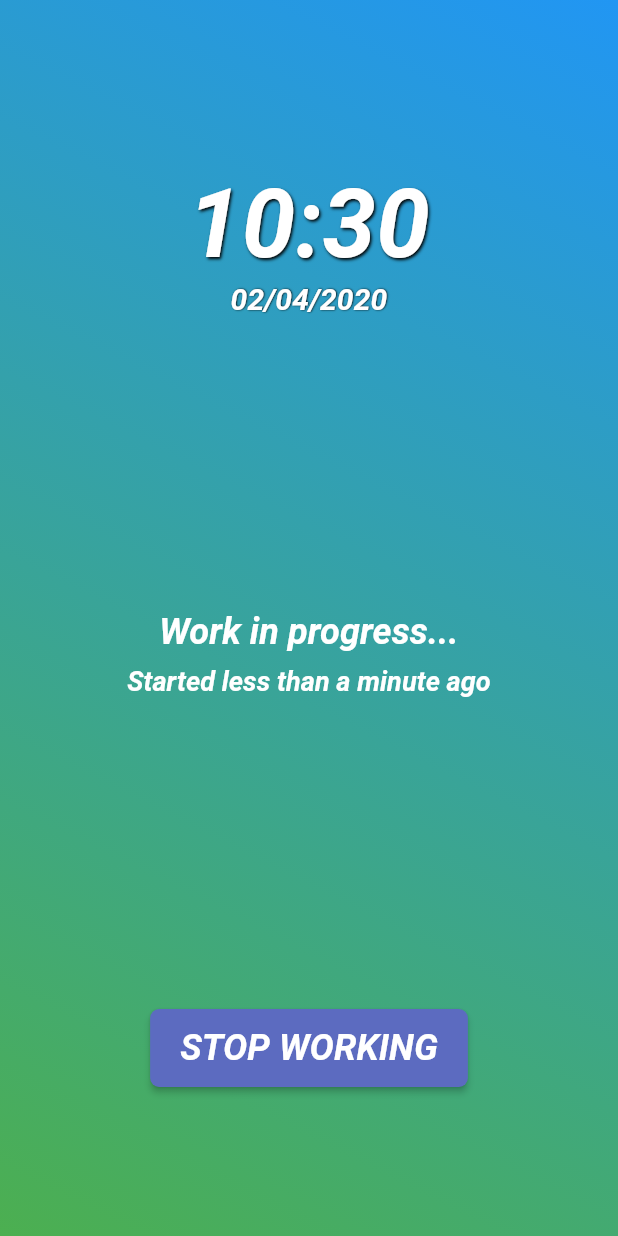
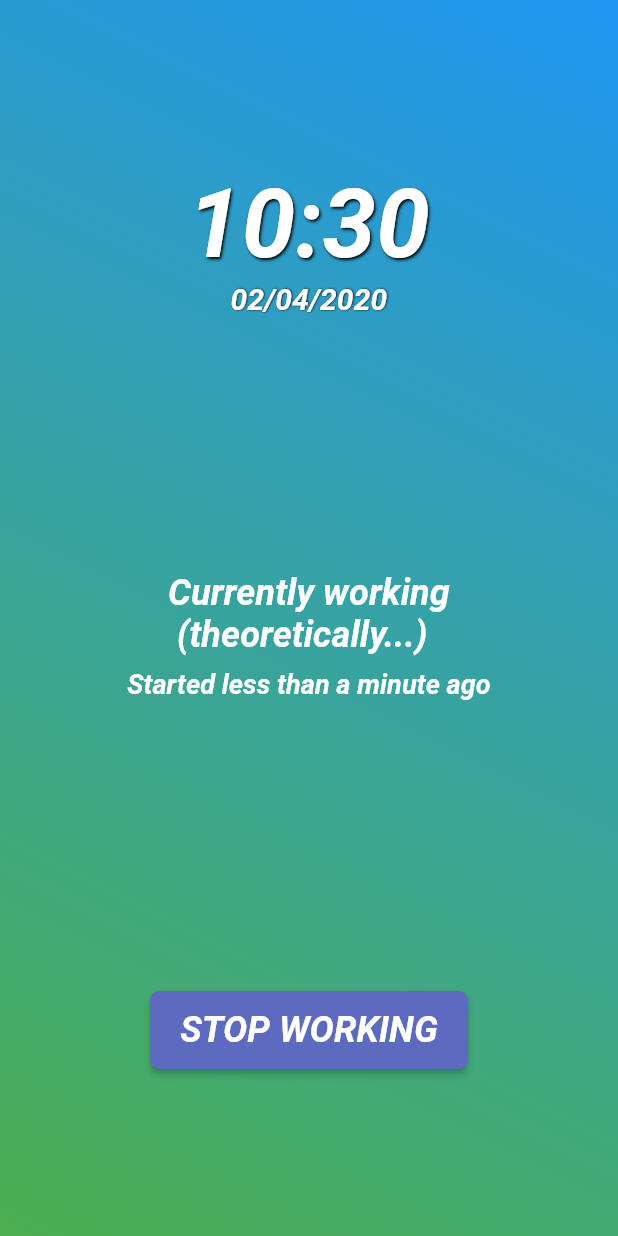
Before and after one commit to areille/time-spent, a Flutter app: the screen it shows after launch, after a tap on an icon or button, on a phone screen of 412 x 824 dp. Run offline on Flutter 3.47's test engine with Material 2 defaults, Android fonts, the phone set to English and light mode, and no system bars; our stand-ins replace bloc, equatable, flutter_bloc, moor, moor_ffi; generated files the repository leaves out were written again.

Commit message:
Add done page & fix animations

````diff
--- a/lib/main.dart
+++ b/lib/main.dart
@@ -1,5 +1,5 @@
 import 'package:flutter/material.dart';
-// import 'package:flutter/rendering.dart';
+import 'package:flutter/rendering.dart';
 import 'package:flutter_bloc/flutter_bloc.dart';
 import 'package:provider/provider.dart';
 
@@ -25,12 +25,19 @@ void main() {
 }
 
 class App extends StatelessWidget {
+  static const style = TextStyle(
+    fontWeight: FontWeight.bold,
+    fontSize: 24,
+    fontStyle: FontStyle.italic,
+    color: Colors.white,
+  );
   @override
   Widget build(BuildContext context) {
     return MaterialApp(
       title: 'Time Spent',
       theme: ThemeData(
         primarySwatch: Colors.blueGrey,
+        textTheme: TextTheme(body1: style),
       ),
       home: HomePage(),
     );
--- a/lib/screens/home.dart
+++ b/lib/screens/home.dart
@@ -2,9 +2,11 @@ import 'dart:async';
 
 import 'package:flutter/material.dart';
 import 'package:flutter_bloc/flutter_bloc.dart';
+import 'package:intl/intl.dart';
 
 import '../services/bloc/work_bloc.dart';
 import '../utils/datetime_ext.dart';
+import '../utils/duration_ext.dart';
 import '../widgets/clock.dart';
 
 const kAnimationDuration = const Duration(milliseconds: 400);
@@ -21,9 +23,6 @@ class HomePage extends StatefulWidget {
 }
 
 class _HomePageState extends State<HomePage> {
-  Widget scaleTransition(Widget widget, Animation<double> anim) =>
-      ScaleTransition(child: widget, scale: anim);
-
   @override
   Widget build(BuildContext context) {
     return Material(
@@ -37,6 +36,7 @@ class _HomePageState extends State<HomePage> {
         ),
         child: BlocBuilder<WorkBloc, WorkState>(
           builder: (context, state) {
+            final thirdHeight = MediaQuery.of(context).size.height / 3;
             return Column(
               children: [
                 SizedBox(height: 24),
@@ -45,41 +45,82 @@ class _HomePageState extends State<HomePage> {
                   curve: Curves.easeInOut,
                   height: state is Ready
                       ? MediaQuery.of(context).size.height / 2
-                      : MediaQuery.of(context).size.height / 3,
+                      : thirdHeight,
                   child: ClockWidget(),
                 ),
-                AnimatedSwitcher(
+                Expanded(
+                  child: AnimatedSwitcher(
                     duration: kAnimationDuration,
-                  transitionBuilder: scaleTransition,
-                  child: Builder(
-                    builder: (_) {
-                      if (state is InProgress) {
-                        return WIPWidget(startTime: state.startTime);
-                      }
-                      return Container();
-                    },
+                    child: state is InProgress
+                        ? WIPWidget(startTime: state.startTime)
+                        : state is Done
+                            ? Column(
+                                children: [
+                                  Padding(
+                                    padding: const EdgeInsets.all(8.0),
+                                    child: Text('DONE !', style: textStyle),
+                                  ),
+                                  Container(
+                                    width:
+                                        MediaQuery.of(context).size.width / 1.5,
+                                    child: Column(
+                                      children: <Widget>[
+                                        Row(
+                                          mainAxisAlignment:
+                                              MainAxisAlignment.spaceBetween,
+                                          children: <Widget>[
+                                            Text('Started at :'),
+                                            Text(DateFormat('HH:mm')
+                                                .format(state.rush.startDate)),
+                                          ],
+                                        ),
+                                        Row(
+                                          mainAxisAlignment:
+                                              MainAxisAlignment.spaceBetween,
+                                          children: <Widget>[
+                                            Text('Ended at :'),
+                                            Text(DateFormat('HH:mm')
+                                                .format(state.rush.endDate)),
+                                          ],
+                                        ),
+                                        Row(
+                                          mainAxisAlignment:
+                                              MainAxisAlignment.spaceBetween,
+                                          children: <Widget>[
+                                            Text('Total :'),
+                                            Text(state.rush.endDate
+                                                .difference(
+                                                    state.rush.startDate)
+                                                .pretty()),
+                                          ],
+                                        ),
+                                      ],
                                     ),
                                   ),
-                Expanded(
+                                ],
+                              )
+                            : Container(),
+                  ),
+                ),
+                Container(
+                  height: thirdHeight,
                   child: Center(
+                    child: AnimatedSwitcher(
+                      duration: kAnimationDuration,
                       child: RaisedButton(
+                        key: ValueKey(state),
                         child: Padding(
                           padding: const EdgeInsets.symmetric(
                             vertical: 12,
                             horizontal: 4,
                           ),
-                        child: AnimatedSwitcher(
-                          duration: kAnimationDuration,
-                          transitionBuilder: scaleTransition,
-                          child: Builder(
-                            builder: (_) {
-                              if (state is Ready) return StartWorkingText();
-                              if (state is InProgress)
-                                return Text('STOP WORKING', style: textStyle);
-                              return Container();
-                            },
-                          ),
-                        ),
+                          child: state is Ready
+                              ? StartWorkingText()
+                              : state is InProgress
+                                  ? Text('STOP WORKING', style: textStyle)
+                                  : state is Done
+                                      ? Text('BACK HOME', style: textStyle)
+                                      : Container(),
                         ),
                         onPressed: () {
                           if (state is Ready)
@@ -90,6 +131,8 @@ class _HomePageState extends State<HomePage> {
                             BlocProvider.of<WorkBloc>(context).add(
                               Stopped(DateTime.now()),
                             );
+                          if (state is Done)
+                            BlocProvider.of<WorkBloc>(context).add(Reset());
                         },
                         color: Colors.indigo[400],
                         shape: RoundedRectangleBorder(
@@ -99,10 +142,7 @@ class _HomePageState extends State<HomePage> {
                       ),
                     ),
                   ),
-                AnimatedContainer(
-                  duration: kAnimationDuration,
-                  height: state is Ready ? 24 : 0,
-                )
+                ),
               ],
             );
           },
@@ -148,13 +188,11 @@ class _WIPWidgetState extends State<WIPWidget> {
 
   @override
   Widget build(BuildContext context) {
-    return Container(
-      height: MediaQuery.of(context).size.height / 3,
-      child: Column(
+    return Column(
       mainAxisAlignment: MainAxisAlignment.center,
       children: <Widget>[
         Text(
-            'Work in progress...',
+          'Currently working\n (theoretically...)',
           style: textStyle,
         ),
         SizedBox(height: 8),
@@ -163,7 +201,6 @@ class _WIPWidgetState extends State<WIPWidget> {
           style: textStyle.copyWith(fontSize: 18),
         )
       ],
-      ),
     );
   }
 }
--- a/lib/services/bloc/work_bloc.dart
+++ b/lib/services/bloc/work_bloc.dart
@@ -29,6 +29,9 @@ class WorkBloc extends Bloc<WorkEvent, WorkState> {
     }
     if (event is Deleted) {
       await rushesDao.deleteRush(event.id);
+      yield Ready();
+    }
+    if (event is Reset) {
       yield Ready();
     }
   }
@@ -68,6 +71,11 @@ class Deleted extends WorkEvent {
   List<Object> get props => [id];
 }
 
+class Reset extends WorkEvent {
+  @override
+  List<Object> get props => [];
+}
+
 // STATES
 
 abstract class WorkState extends Equatable {
--- /dev/null
+++ b/lib/utils/duration_ext.dart
@@ -0,0 +1,16 @@
+extension DurationExt on Duration {
+  /// Returns an human readable string associated to this [Duration]
+  ///
+  /// ```dart
+  /// assert(Duration(seconds: 2).pretty() == '2s');
+  /// assert(Duration(minutes: 90).pretty() == '1 h 30 min');
+  /// ```
+  String pretty() {
+    if (this.inSeconds < 60)
+      return '${this.inSeconds} s';
+    else if (this.inMinutes < 60)
+      return '${this.inMinutes} min';
+    else
+      return '${this.inHours} h ${this.inMinutes.remainder(60)} min';
+  }
+}
````
Lines whose indentation alone changed are shown as unchanged.
